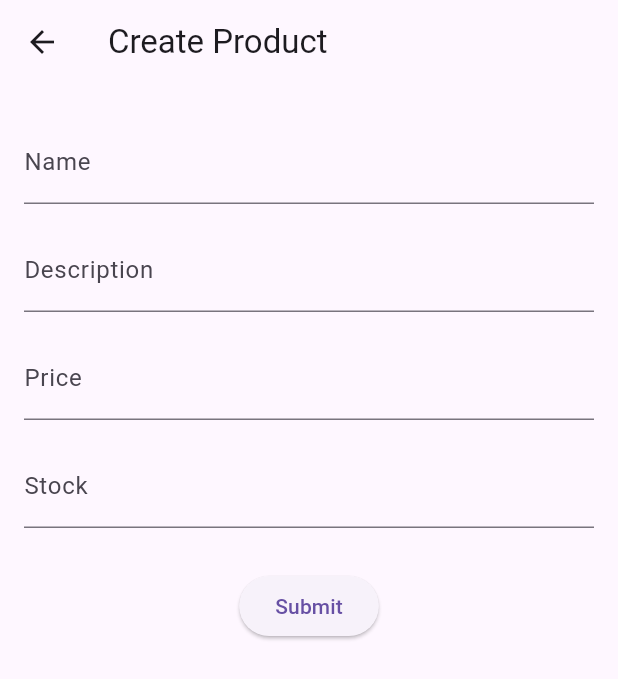
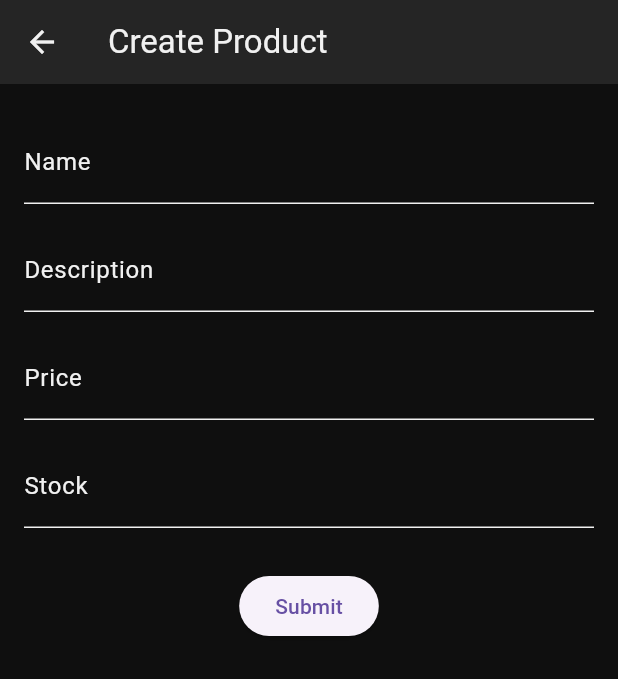
Before and after one commit to mirola777/Productos-Prueba-Tecnica-Mobile, a Flutter app: the screen it shows after launch, after a tap on the "add" icon, on a phone screen of 412 x 824 dp. Shown: the top 679 px of the screen. Run offline on Flutter 3.47's test engine with Material 3 defaults, Android fonts, the phone set to English and light mode, and no system bars; network calls fail.

Commit message:
App UI improved

```diff
--- a/lib/presentation/screens/ProductCreateScreen.dart
+++ b/lib/presentation/screens/ProductCreateScreen.dart
@@ -1,6 +1,7 @@
 import 'package:flutter/material.dart';
 import 'package:provider/provider.dart';
 
+import '../../util/constants/AppColors.dart';
 import '../providers/ProductCreateProvider.dart';
 import '../widgets/forms/DynamicForm.dart';
 
@@ -26,8 +27,12 @@ class _ProductCreateScreenState extends State<ProductCreateScreen> {
         child:
             Consumer<ProductCreateProvider>(builder: (context, provider, __) {
           return Scaffold(
+            backgroundColor: AppColors.background,
             appBar: AppBar(
-              title: const Text('Create Product'),
+              backgroundColor: AppColors.primary,
+              iconTheme: const IconThemeData(color: AppColors.text),
+              title: const Text('Create Product',
+                  style: TextStyle(color: AppColors.text)),
             ),
             body: Padding(
               padding: const EdgeInsets.all(16),
--- a/lib/presentation/screens/ProductsListScreen.dart
+++ b/lib/presentation/screens/ProductsListScreen.dart
@@ -1,5 +1,6 @@
 import 'package:flutter/material.dart';
 import 'package:productos_prueba_tecnica_mobile/presentation/widgets/lists/ItemsListWidget.dart';
+import 'package:productos_prueba_tecnica_mobile/util/constants/AppColors.dart';
 import 'package:provider/provider.dart';
 
 import '../../domain/models/Product.dart';
@@ -22,8 +23,12 @@ class _ProductListScreenState extends State<ProductListScreen> {
           provider.getAllProducts();
 
           return Scaffold(
+            backgroundColor: AppColors.background,
             appBar: AppBar(
-              title: const Text('Products'),
+              backgroundColor: AppColors.primary,
+              iconTheme: const IconThemeData(color: AppColors.text),
+              title: const Text('Products',
+                  style: TextStyle(color: AppColors.text)),
             ),
             body: ItemsListWidget<Product>(
               items: provider.products,
--- a/lib/presentation/widgets/forms/DynamicForm.dart
+++ b/lib/presentation/widgets/forms/DynamicForm.dart
@@ -1,5 +1,6 @@
 import 'package:flutter/material.dart';
 import 'package:productos_prueba_tecnica_mobile/util/Parser.dart';
+import 'package:productos_prueba_tecnica_mobile/util/constants/AppColors.dart';
 
 class DynamicForm extends StatefulWidget {
   final List<Map<String, String?>> fields;
@@ -60,9 +61,17 @@ class _DynamicFormState extends State<DynamicForm> {
       padding: const EdgeInsets.symmetric(vertical: 8.0),
       child: TextFormField(
         controller: _controllers[name],
+        style: const TextStyle(color: AppColors.text),
         decoration: InputDecoration(
           labelText: name.capitalize(),
+          focusColor: AppColors.text,
+          labelStyle: const TextStyle(color: AppColors.text),
+          enabledBorder: const UnderlineInputBorder(
+            borderSide: BorderSide(color: AppColors.text),
+          ),
+          hoverColor: AppColors.text,
         ),
+        cursorColor: AppColors.text,
         keyboardType: _getKeyboarType(type),
         validator: (value) {
           return _validateField(value, type);
--- /dev/null
+++ b/lib/util/constants/AppColors.dart
@@ -0,0 +1,7 @@
+import 'dart:ui';
+
+class AppColors {
+  static const Color background = Color.fromARGB(255, 15, 15, 15);
+  static const Color primary = Color.fromARGB(255, 37, 37, 37);
+  static const Color text = Color.fromARGB(255, 241, 241, 241);
+}
```
Also changed, not shown: lib/presentation/screens/ProductScreen.dart (+32 -2 lines), lib/presentation/screens/ProductUpdateScreen.dart (+6 -1 lines), lib/presentation/widgets/ProductCard.dart (+25 -10 lines).
